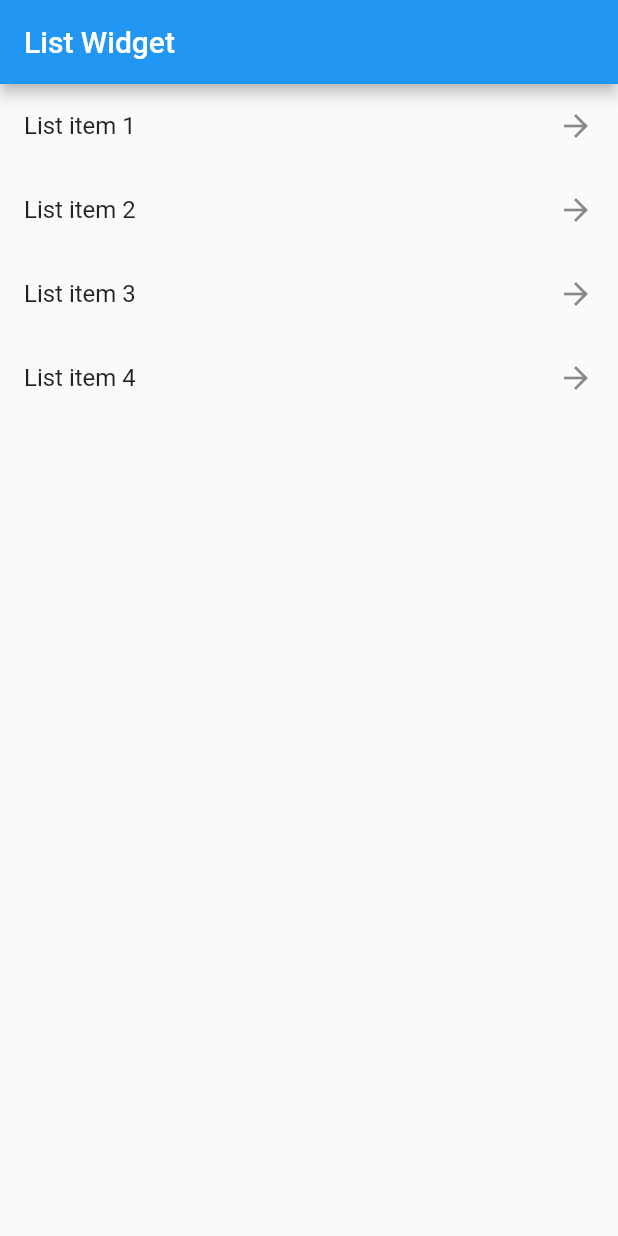
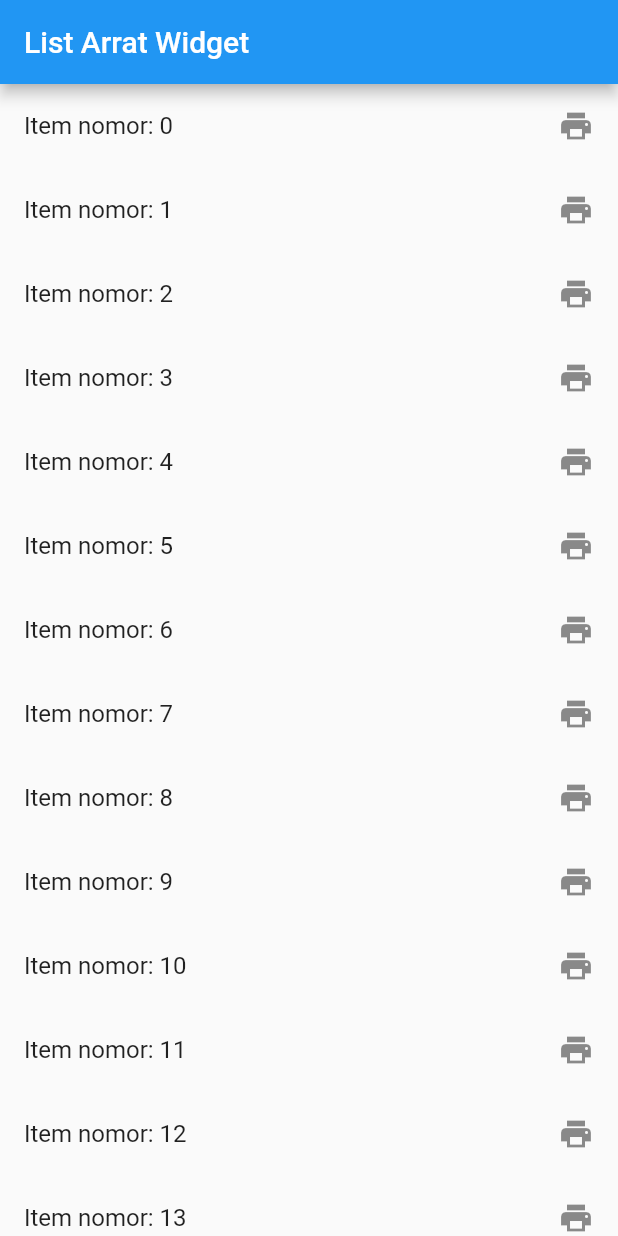
Before and after one commit to rinapratama335/udaflutter, a Flutter app: the screen it shows after launch, on a phone screen of 412 x 824 dp. Run offline on Flutter 3.47's test engine with Material 2 defaults, Android fonts, the phone set to English and light mode, and no system bars.

Commit message:
membuat listView dengan data yang kita generate sendiri (#5)
Co-authored-by: irwantowibowotech <irwantowibowotech@gmail.com>

```diff
--- a/lib/main.dart
+++ b/lib/main.dart
@@ -4,36 +4,42 @@ void main() {
   runApp(new MyApp());
 }
 
-class MyApp extends StatelessWidget {
+class MyApp extends StatefulWidget {
+  @override
+  _MyAppState createState() => _MyAppState();
+}
+
+class _MyAppState extends State<MyApp> {
+  List<int> item = new List();
+
+  @override
+  void initState() {
+    for(int i = 0; i < 30; i++) {
+      item.add(i);
+    }
+
+    super.initState();
+  }
+
+
   @override
   Widget build(BuildContext context) {
     return new MaterialApp(
-      title: 'Dummy Application',
+      title: 'Dummy App Array List',
       home: new Scaffold(
         appBar: new AppBar(
-          title: new Text('List Widget'),
+          title: new Text('List Arrat Widget'),
         ),
-        body: new ListView(
-          children: <Widget>[
-            new ListTile(
-              title: Text('List item 1'),
-              trailing: new Icon(Icons.arrow_forward),
-            ),
-            new ListTile(
-              title: Text('List item 2'),
-              trailing: new Icon(Icons.arrow_forward),
-            ),
-            new ListTile(
-              title: Text('List item 3'),
-              trailing: new Icon(Icons.arrow_forward),
-            ),
-            new ListTile(
-              title: Text('List item 4'),
-              trailing: new Icon(Icons.arrow_forward),
-            ),
-          ],
+        body: new ListView.builder(
+          itemCount: item.length,
+          itemBuilder: (BuildContext context, int index) {
+            return new ListTile(
+              title: new Text('Item nomor: $index'),
+              trailing: new Icon(Icons.print),
+            );
+          },
         ),
-      )
+      ),
     );
   }
 }
```
